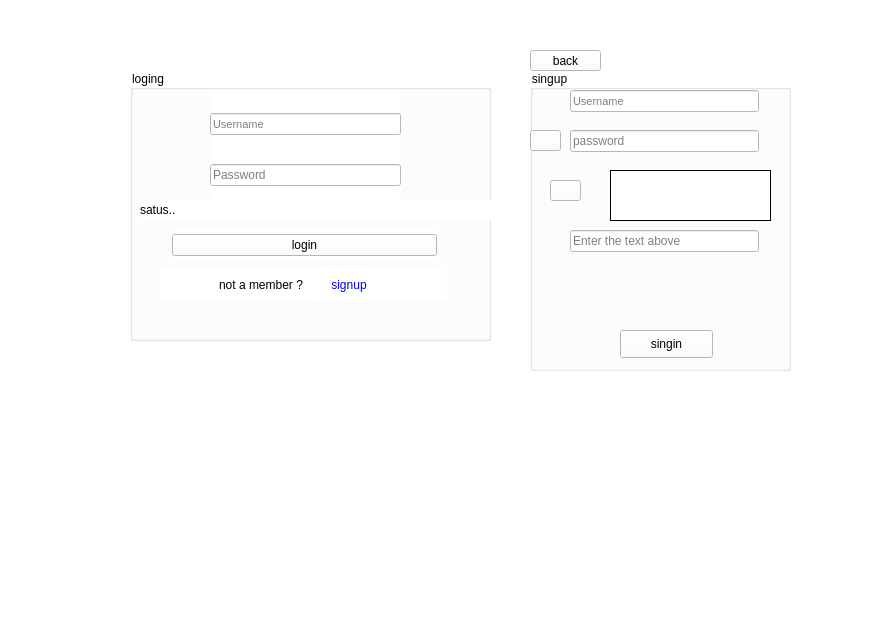
First picture: the form in page2.ui, repository ehsansh1/messenger, before the edit.
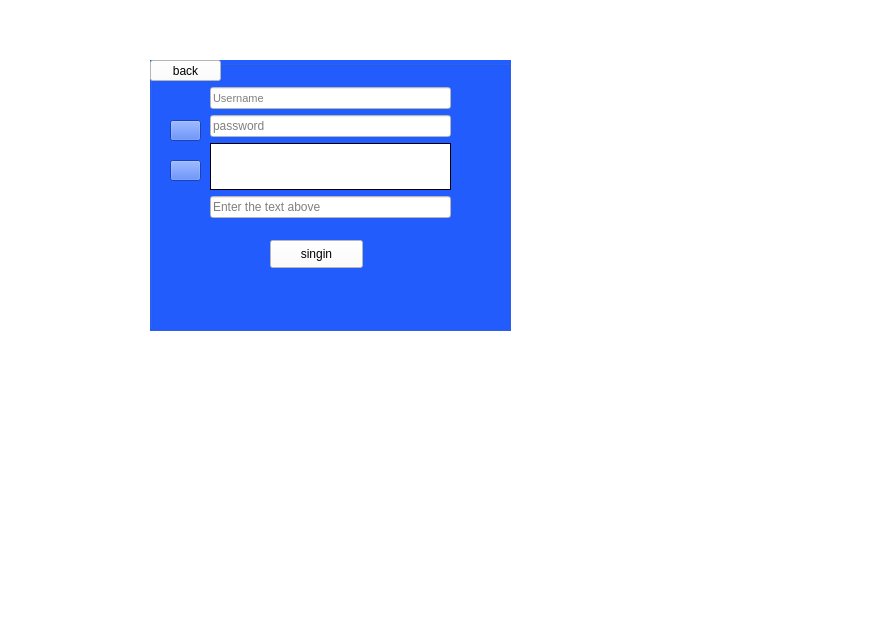
Second picture: the form after the edit. Icons and pictures are not drawn.

```diff
--- a/page2.ui
+++ b/page2.ui
@@ -18,157 +18,20 @@
 </string>
   </property>
   <widget class="QWidget" name="centralwidget">
-   <widget class="QGroupBox" name="groupBox_2">
-    <property name="geometry">
-     <rect>
-      <x>530</x>
-      <y>70</y>
-      <width>261</width>
-      <height>301</height>
-     </rect>
-    </property>
-    <property name="title">
-     <string>singup</string>
-    </property>
-    <widget class="QPushButton" name="pushButton_singin">
-     <property name="geometry">
-      <rect>
-       <x>90</x>
-       <y>260</y>
-       <width>93</width>
-       <height>28</height>
-      </rect>
-     </property>
-     <property name="styleSheet">
-      <string notr="true"/>
-     </property>
-     <property name="text">
-      <string>singin</string>
-     </property>
-    </widget>
-    <widget class="QLineEdit" name="lineEdit_username_2">
-     <property name="geometry">
-      <rect>
-       <x>40</x>
-       <y>20</y>
-       <width>189</width>
-       <height>22</height>
-      </rect>
-     </property>
-     <property name="font">
-      <font>
-       <pointsize>8</pointsize>
-      </font>
-     </property>
-     <property name="placeholderText">
-      <string>Username</string>
-     </property>
-    </widget>
-    <widget class="QLineEdit" name="lineEdit_password_2">
-     <property name="geometry">
-      <rect>
-       <x>40</x>
-       <y>60</y>
-       <width>189</width>
-       <height>22</height>
-      </rect>
-     </property>
-     <property name="contextMenuPolicy">
-      <enum>Qt::CustomContextMenu</enum>
-     </property>
-     <property name="echoMode">
-      <enum>QLineEdit::Password</enum>
-     </property>
-     <property name="placeholderText">
-      <string>password</string>
-     </property>
-    </widget>
-    <widget class="QLabel" name="label_capcha">
-     <property name="geometry">
-      <rect>
-       <x>80</x>
-       <y>100</y>
-       <width>161</width>
-       <height>51</height>
-      </rect>
-     </property>
-     <property name="styleSheet">
-      <string notr="true"/>
-     </property>
-     <property name="frameShape">
-      <enum>QFrame::Box</enum>
-     </property>
-     <property name="text">
-      <string/>
-     </property>
-     <property name="textFormat">
-      <enum>Qt::PlainText</enum>
-     </property>
-    </widget>
-    <widget class="QLineEdit" name="lineEdit_checkCapcha">
-     <property name="geometry">
-      <rect>
-       <x>40</x>
-       <y>160</y>
-       <width>189</width>
-       <height>22</height>
-      </rect>
-     </property>
-     <property name="contextMenuPolicy">
-      <enum>Qt::CustomContextMenu</enum>
-     </property>
-     <property name="placeholderText">
-      <string>Enter the text above</string>
-     </property>
-    </widget>
-    <widget class="QPushButton" name="pushButton_generate_capcha">
-     <property name="geometry">
-      <rect>
-       <x>20</x>
-       <y>110</y>
-       <width>31</width>
-       <height>21</height>
-      </rect>
-     </property>
-     <property name="styleSheet">
-      <string notr="true">border-image: url(:/new/prefix1/download1.jpg);</string>
-     </property>
-     <property name="text">
-      <string/>
-     </property>
-    </widget>
-    <widget class="QPushButton" name="pushButton_showpass">
-     <property name="geometry">
-      <rect>
-       <x>0</x>
-       <y>60</y>
-       <width>31</width>
-       <height>21</height>
-      </rect>
-     </property>
-     <property name="styleSheet">
-      <string notr="true">border-image: url(:/new/prefix1/show pass.jpg);
-</string>
-     </property>
-     <property name="text">
-      <string/>
-     </property>
-    </widget>
-   </widget>
    <widget class="QGroupBox" name="groupBox">
     <property name="geometry">
      <rect>
-      <x>130</x>
-      <y>70</y>
+      <x>150</x>
+      <y>60</y>
       <width>361</width>
       <height>271</height>
      </rect>
     </property>
     <property name="styleSheet">
-     <string notr="true">background-color: rgb(255, 255, 255);</string>
+     <string notr="true">background-color: rgb(34, 93, 255);</string>
     </property>
     <property name="title">
-     <string>loging</string>
+     <string/>
     </property>
     <widget class="QWidget" name="layoutWidget">
      <property name="geometry">
@@ -195,6 +58,9 @@
       </item>
       <item>
        <widget class="QLabel" name="label">
+        <property name="styleSheet">
+         <string notr="true">color: rgb(255, 255, 255);</string>
+        </property>
         <property name="text">
          <string>not a member ?</string>
         </property>
@@ -206,7 +72,7 @@
       <item>
        <widget class="QPushButton" name="pushButton_2">
         <property name="styleSheet">
-         <string notr="true">color: rgb(0, 0, 255);</string>
+         <string notr="true">color: rgb(255, 255, 255);</string>
         </property>
         <property name="text">
          <string>signup</string>
@@ -248,6 +114,9 @@
           <pointsize>8</pointsize>
          </font>
         </property>
+        <property name="styleSheet">
+         <string notr="true">background-color: rgb(255, 255, 255);</string>
+        </property>
         <property name="placeholderText">
          <string>Username</string>
         </property>
@@ -258,6 +127,9 @@
         <property name="contextMenuPolicy">
          <enum>Qt::CustomContextMenu</enum>
         </property>
+        <property name="styleSheet">
+         <string notr="true">background-color: rgb(255, 255, 255);</string>
+        </property>
         <property name="placeholderText">
          <string>Password</string>
         </property>
@@ -277,6 +149,9 @@
      <layout class="QHBoxLayout" name="horizontalLayout_2">
       <item>
        <widget class="QPushButton" name="pushButtonlogin">
+        <property name="styleSheet">
+         <string notr="true">background-color: rgb(255, 255, 255);</string>
+        </property>
         <property name="text">
          <string>login</string>
         </property>
@@ -298,18 +173,158 @@
      </property>
     </widget>
    </widget>
-   <widget class="QPushButton" name="pushButton_back">
+   <widget class="QGroupBox" name="groupBox_2">
     <property name="geometry">
      <rect>
-      <x>530</x>
-      <y>50</y>
-      <width>71</width>
-      <height>21</height>
+      <x>150</x>
+      <y>60</y>
+      <width>361</width>
+      <height>271</height>
      </rect>
     </property>
-    <property name="text">
-     <string>back</string>
+    <property name="styleSheet">
+     <string notr="true">background-color: rgb(34, 93, 255);</string>
     </property>
+    <property name="title">
+     <string/>
+    </property>
+    <widget class="QPushButton" name="pushButton_singin">
+     <property name="geometry">
+      <rect>
+       <x>120</x>
+       <y>180</y>
+       <width>93</width>
+       <height>28</height>
+      </rect>
+     </property>
+     <property name="styleSheet">
+      <string notr="true">background-color: rgb(255, 255, 255);</string>
+     </property>
+     <property name="text">
+      <string>singin</string>
+     </property>
+    </widget>
+    <widget class="QPushButton" name="pushButton_generate_capcha">
+     <property name="geometry">
+      <rect>
+       <x>20</x>
+       <y>100</y>
+       <width>31</width>
+       <height>21</height>
+      </rect>
+     </property>
+     <property name="styleSheet">
+      <string notr="true">border-image: url(:/new/prefix1/download1.jpg);</string>
+     </property>
+     <property name="text">
+      <string/>
+     </property>
+    </widget>
+    <widget class="QPushButton" name="pushButton_showpass">
+     <property name="geometry">
+      <rect>
+       <x>20</x>
+       <y>60</y>
+       <width>31</width>
+       <height>21</height>
+      </rect>
+     </property>
+     <property name="styleSheet">
+      <string notr="true">border-image: url(:/new/prefix1/show pass.jpg);
+</string>
+     </property>
+     <property name="text">
+      <string/>
+     </property>
+    </widget>
+    <widget class="QPushButton" name="pushButton_back">
+     <property name="geometry">
+      <rect>
+       <x>0</x>
+       <y>0</y>
+       <width>71</width>
+       <height>21</height>
+      </rect>
+     </property>
+     <property name="styleSheet">
+      <string notr="true">background-color: rgb(255, 255, 255);</string>
+     </property>
+     <property name="text">
+      <string>back</string>
+     </property>
+    </widget>
+    <widget class="QWidget" name="">
+     <property name="geometry">
+      <rect>
+       <x>60</x>
+       <y>27</y>
+       <width>241</width>
+       <height>131</height>
+      </rect>
+     </property>
+     <layout class="QVBoxLayout" name="verticalLayout_2">
+      <item>
+       <widget class="QLineEdit" name="lineEdit_username_2">
+        <property name="font">
+         <font>
+          <pointsize>8</pointsize>
+         </font>
+        </property>
+        <property name="styleSheet">
+         <string notr="true">background-color: rgb(255, 255, 255);</string>
+        </property>
+        <property name="placeholderText">
+         <string>Username</string>
+        </property>
+       </widget>
+      </item>
+      <item>
+       <widget class="QLineEdit" name="lineEdit_password_2">
+        <property name="contextMenuPolicy">
+         <enum>Qt::CustomContextMenu</enum>
+        </property>
+        <property name="styleSheet">
+         <string notr="true">background-color: rgb(255, 255, 255);</string>
+        </property>
+        <property name="echoMode">
+         <enum>QLineEdit::Password</enum>
+        </property>
+        <property name="placeholderText">
+         <string>password</string>
+        </property>
+       </widget>
+      </item>
+      <item>
+       <widget class="QLabel" name="label_capcha">
+        <property name="styleSheet">
+         <string notr="true">background-color: rgb(255, 255, 255);</string>
+        </property>
+        <property name="frameShape">
+         <enum>QFrame::Box</enum>
+        </property>
+        <property name="text">
+         <string/>
+        </property>
+        <property name="textFormat">
+         <enum>Qt::PlainText</enum>
+        </property>
+       </widget>
+      </item>
+      <item>
+       <widget class="QLineEdit" name="lineEdit_checkCapcha">
+        <property name="contextMenuPolicy">
+         <enum>Qt::CustomContextMenu</enum>
+        </property>
+        <property name="styleSheet">
+         <string notr="true">background-color: rgb(255, 255, 255);</string>
+        </property>
+        <property name="placeholderText">
+         <string>Enter the text above</string>
+        </property>
+       </widget>
+      </item>
+     </layout>
+    </widget>
    </widget>
   </widget>
   <widget class="QMenuBar" name="menubar">
```
